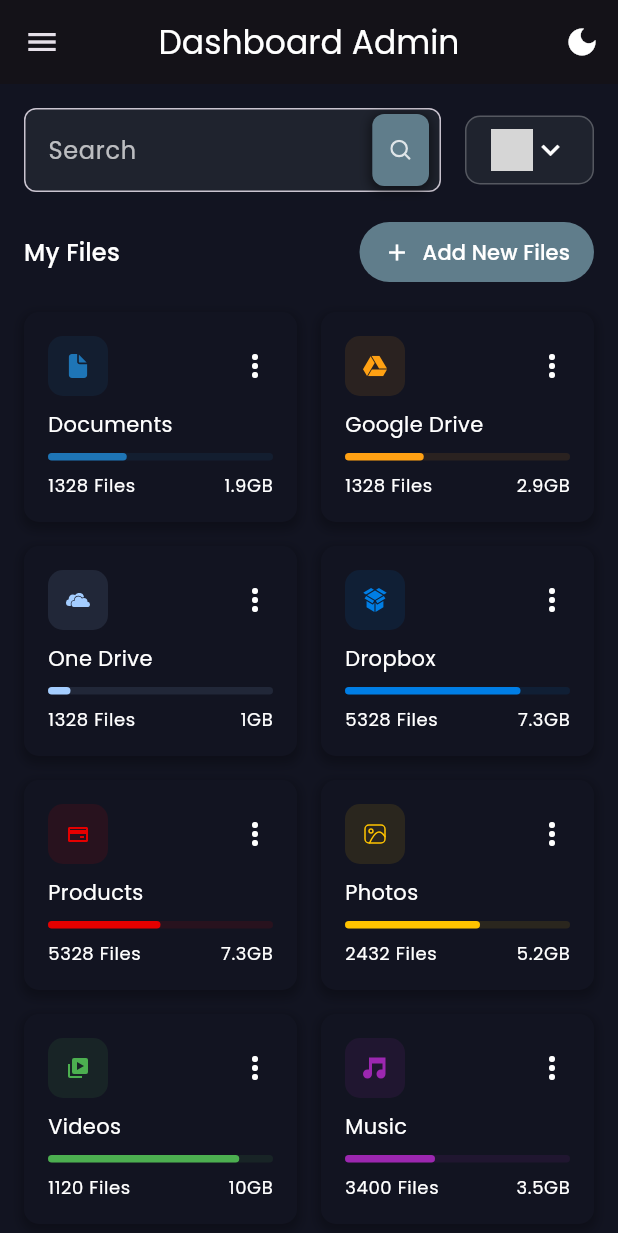
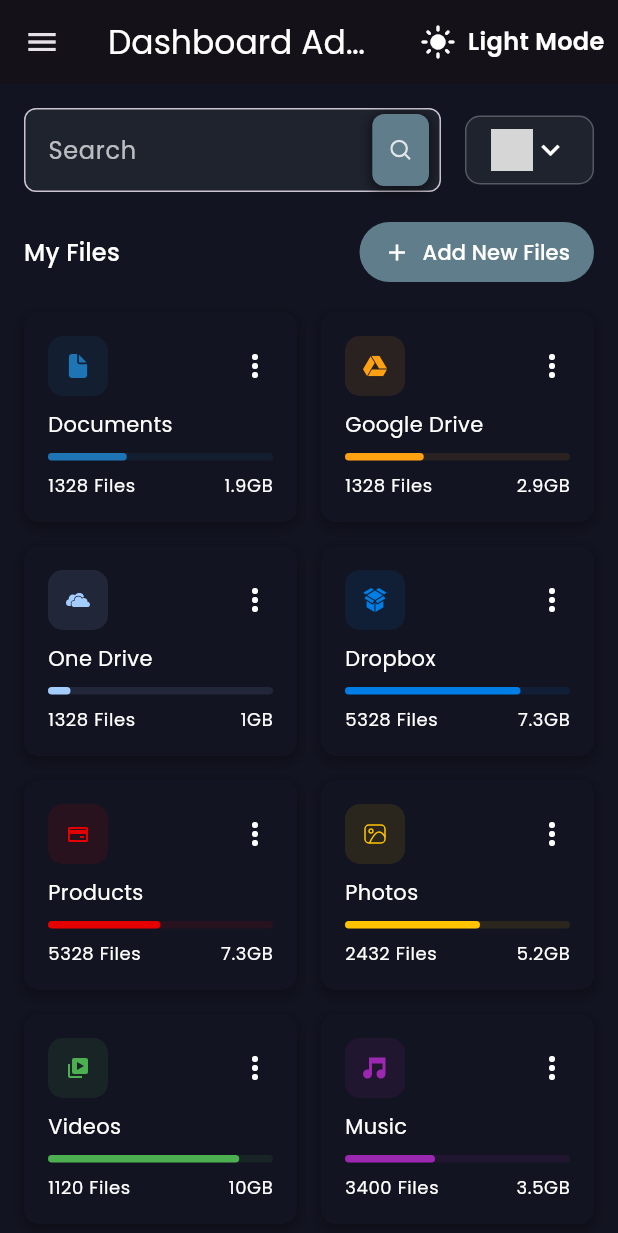
Before and after one commit to kakelay/Dashboard-Admin-Flutter, a Flutter app: the screen it shows after launch, on a phone screen of 412 x 824 dp. Shown: the top 1233 px of the screen. Run offline on Flutter 3.47's test engine with Material 3 defaults, Android fonts, the phone set to English and light mode, and no system bars; our stand-ins replace cached_network_image, fl_chart, flutter_svg, gap, get, google_fonts and 2 more; network calls fail; project files that could hold a hidden picture were left out; grey boxes are pictures that could not be loaded.

Commit message:
update code to routeButton

```diff
--- a/lib/app/modules/screens/main/main_screen.dart
+++ b/lib/app/modules/screens/main/main_screen.dart
@@ -1,3 +1,5 @@
+import 'package:admin_dashboard/app/cores/values/app_colors.dart';
+import 'package:admin_dashboard/app/modules/shared_widgets/index.dart';
 import 'package:admin_dashboard/constants.dart';
 import 'package:admin_dashboard/app/cores/themes/theme_provider.dart';
 import 'package:flutter/material.dart';
@@ -57,12 +59,15 @@ class _MainScreenState extends State<MainScreen> {
               )
             : null,
         actions: [
-          IconButton(
-            icon: Icon(
-              isDarkMode ? Icons.dark_mode : Icons.light_mode,
-              color: iconColor,
+          RoundedButton(
+            text: isDarkMode ? 'Light Mode' : 'Dark Mode',
+            textColor: isDarkMode ? Colors.white : Colors.black,
+            fillColor: Colors.transparent,
+            leadingIcon: Icon(
+              isDarkMode ? Icons.light_mode : Icons.dark_mode,
+              color: isDarkMode ? Colors.white : Colors.black,
             ),
-            onPressed: () {
+            onPress: () {
               themeProvider.toggleTheme();
             },
           ),
```
Also changed, not shown: lib/app/modules/screens/transactions/transaction_screen.dart (+6 -3 lines), lib/app/modules/shared_widgets/text_widget/text_widget.dart (+15 -0 lines), assets/jsons test  backend/transaction_sample_data.json (renamed from assets/jsons/transaction_sample_data.json).
